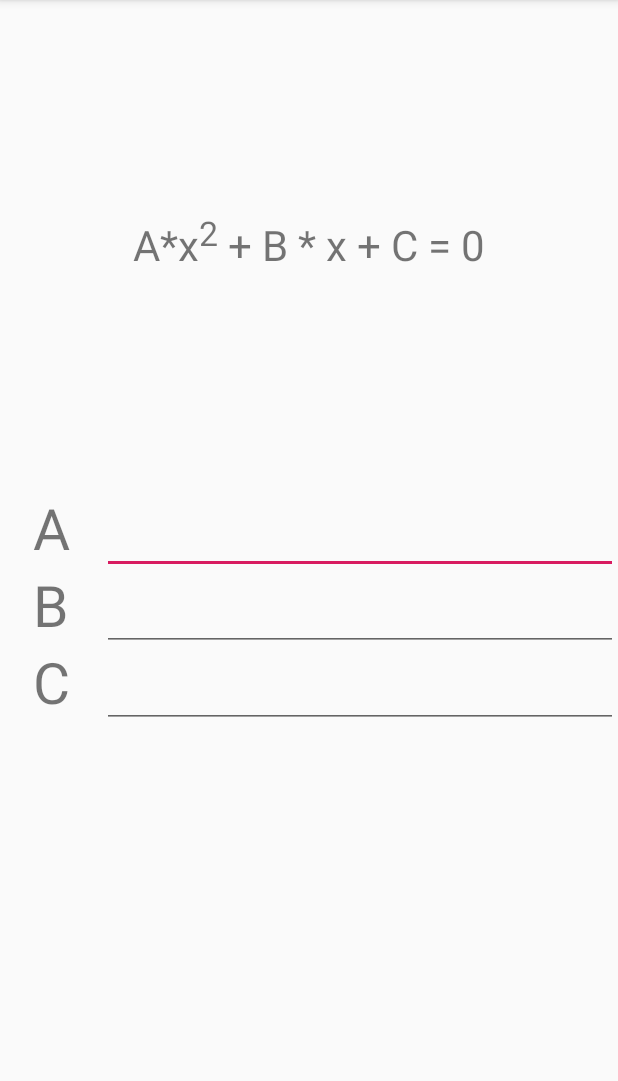
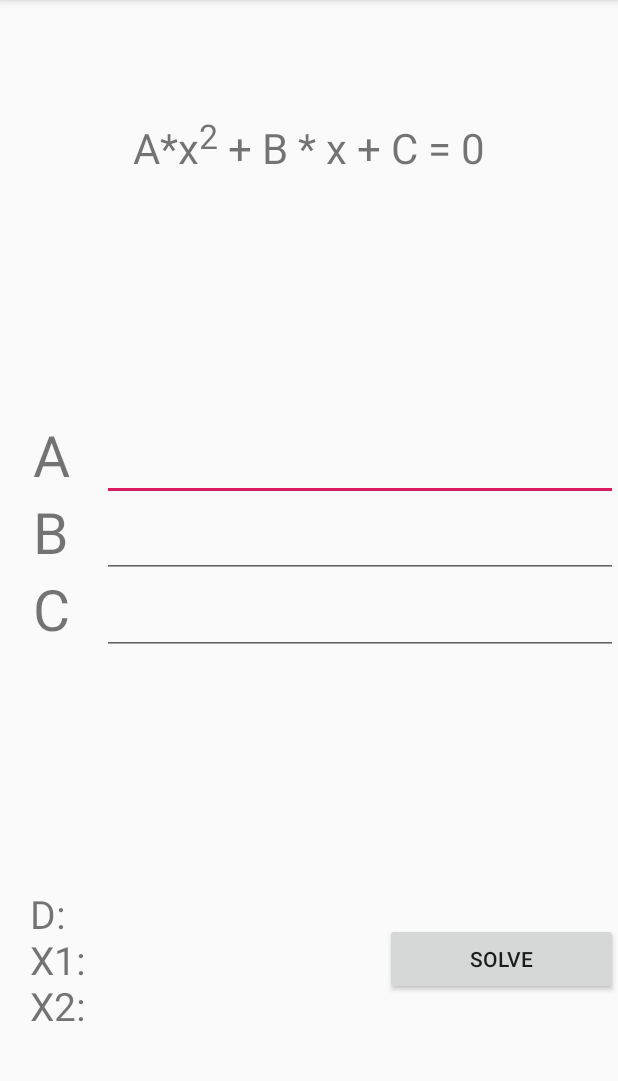
Before and after one commit to Mikhail75/mobile, an Android app: the screen it shows after launch (MainActivity), on a phone screen of 412 x 824 dp, the part 84-1165 px from its top. Run offline under Robolectric (Android 15) with nearby library versions, the light colour scheme and no system bars.

Commit message:
[Lab01] [EquationSolver] Доработал верстку вертикального макета, реализовал класс EquationSolver

```diff
--- a/Lab01/app/src/main/AndroidManifest.xml
+++ b/Lab01/app/src/main/AndroidManifest.xml
@@ -3,6 +3,7 @@
     package="com.mg.equation.solver">
 
     <application
+        android:name=".CustomApp"
         android:allowBackup="true"
         android:icon="@mipmap/ic_launcher"
         android:label="@string/app_name"
--- /dev/null
+++ b/Lab01/app/src/main/java/com/mg/equation/solver/CustomApp.kt
@@ -0,0 +1,25 @@
+package com.mg.equation.solver
+
+import android.app.Application
+
+class CustomApp : Application() {
+    init {
+        instance = this
+    }
+
+    companion object {
+        private lateinit var instance: CustomApp
+
+        fun getApplication() : CustomApp {
+            return instance
+        }
+    }
+
+    override fun onCreate() {
+        super.onCreate()
+    }
+
+    fun test() : String {
+        return "Hello from CustomApp!"
+    }
+}
--- a/Lab01/app/src/main/java/com/mg/equation/solver/MainActivity.kt
+++ b/Lab01/app/src/main/java/com/mg/equation/solver/MainActivity.kt
@@ -3,7 +3,8 @@ package com.mg.equation.solver
 import android.support.v7.app.AppCompatActivity
 import android.os.Bundle
 import android.text.Html
-import kotlinx.android.synthetic.main.activity_main.*
+import android.widget.TextView
+import android.widget.Button
 
 class MainActivity : AppCompatActivity() {
 
@@ -11,6 +12,15 @@ class MainActivity : AppCompatActivity() {
         super.onCreate(savedInstanceState)
         setContentView(R.layout.activity_main)
 
-        textView3.text = Html.fromHtml("A*x<sup><small>2</small></sup> + B * x + C = 0")
+        val textView = findViewById<TextView>(R.id.textView3)
+        textView.text = Html.fromHtml("A*x<sup><small>2</small></sup> + B * x + C = 0")
+
+        val button = findViewById<Button>(R.id.button)
+        button.setOnClickListener{
+            val app = CustomApp.getApplication()
+            textView.text = app.test()
+        }
     }
+
+
 }
--- a/Lab01/app/src/main/res/layout/activity_main.xml
+++ b/Lab01/app/src/main/res/layout/activity_main.xml
@@ -21,6 +21,7 @@
     <TableLayout
             android:layout_width="match_parent"
             android:layout_height="wrap_content"
+            android:gravity="center"
             android:layout_weight="1">
 
         <TableRow android:layout_width="match_parent" android:layout_height="match_parent">
@@ -76,4 +77,25 @@
                     android:layout_weight="3"/>
         </TableRow>
     </TableLayout>
+    <LinearLayout
+            android:orientation="horizontal"
+            android:layout_width="match_parent"
+            android:layout_height="wrap_content"
+            android:gravity="center"
+            android:layout_weight="1">
+        <TextView
+                android:text="D:\nX1:\nX2:"
+                android:textSize="26dp"
+                android:paddingLeft="20dp"
+                android:layout_width="wrap_content"
+                android:layout_height="wrap_content"
+                android:id="@+id/textView"
+                android:layout_weight="3"/>
+        <Button
+                android:text="Solve"
+                android:layout_width="wrap_content"
+                android:layout_height="wrap_content"
+                android:id="@+id/button"
+                android:layout_weight="1"/>
+    </LinearLayout>
 </LinearLayout>
```
Also changed, not shown: Lab01/app/src/main/java/com/mg/equation/solver/EquationSolver.kt (added, +30 -0 lines).
